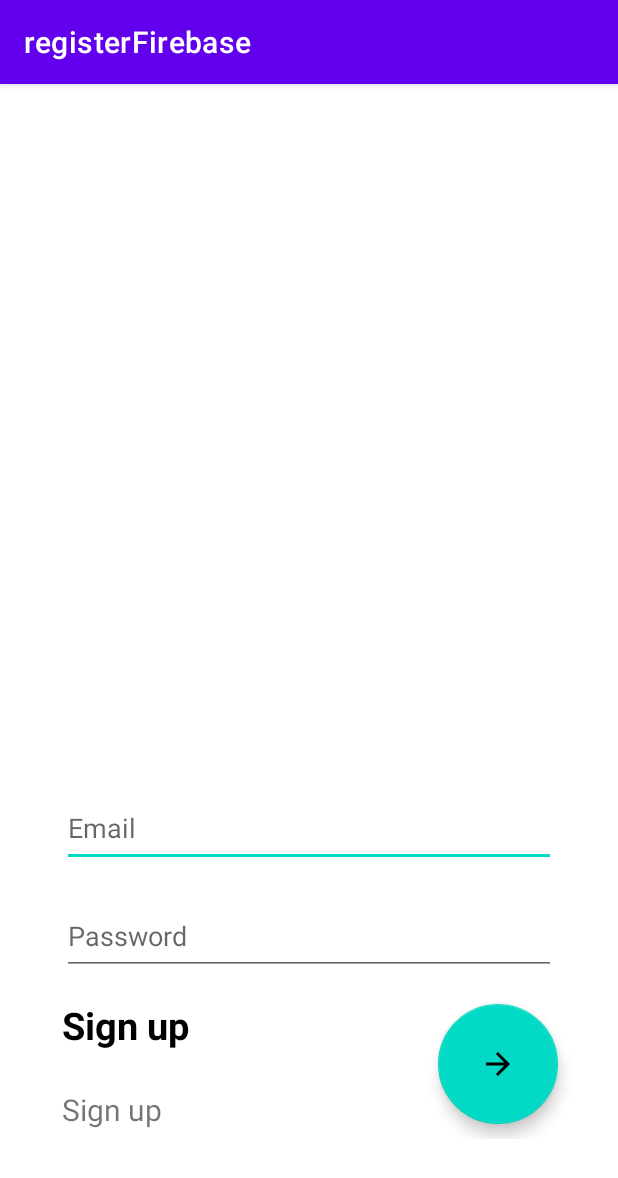
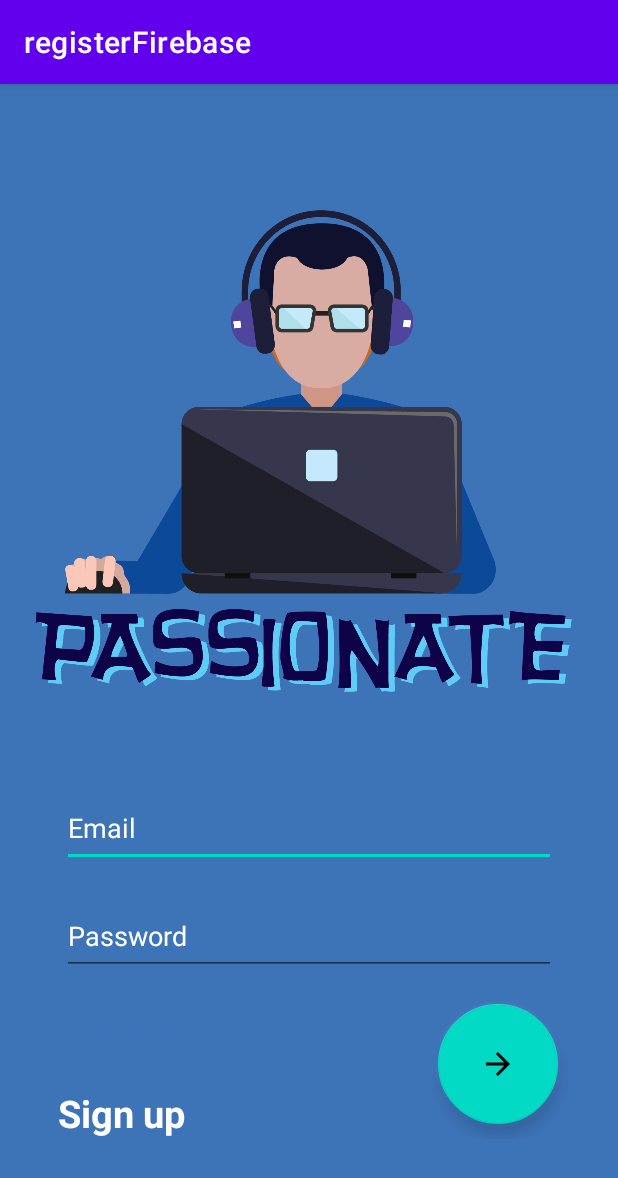
Before and after one commit to Shray-glitch/Hack36, an Android app: the screen it shows after launch (login), on a phone screen of 412 x 824 dp. Shown: the top 1178 px of the screen. Run offline under Robolectric (Android 15) with nearby library versions, the phone set to English and light mode, and no system bars; our stand-ins replace Firebase (no records; nobody signed in at launch, a user with empty details on screens opened directly).

Commit message:
All Done!!!

```diff
--- a/app/src/main/java/com/example/registerfirebase/MyWishlistFragment.java
+++ b/app/src/main/java/com/example/registerfirebase/MyWishlistFragment.java
@@ -85,7 +85,7 @@ public class MyWishlistFragment extends Fragment {
 //        wishlistModelList.add(new WishlistModel(R.drawable.dogs,"Cute Dogs!!","Rs.10000/-"));
 //        wishlistModelList.add(new WishlistModel(R.drawable.dogs,"Cute Dogs!!","Rs.10000/-"));
 
-        WishlistAdapter wishlistAdapter = new WishlistAdapter(wishlistModelList, true);
+        WishlistAdapter wishlistAdapter = new WishlistAdapter(wishlistModelList, true, getContext());
         wishlistRecyclerView.setAdapter(wishlistAdapter);
         wishlistAdapter.notifyDataSetChanged();
 
--- a/app/src/main/java/com/example/registerfirebase/ViewAllActivity.java
+++ b/app/src/main/java/com/example/registerfirebase/ViewAllActivity.java
@@ -79,13 +79,14 @@ public class ViewAllActivity extends AppCompatActivity {
                                             documentSnapshot.get("title_"+x).toString(),
                                             documentSnapshot.get("price_"+x).toString(),
                                             documentSnapshot.get("special_"+x).toString(),
-                                            documentSnapshot.get("experience_"+x).toString()
+                                            documentSnapshot.get("experience_"+x).toString(),
+                                            documentSnapshot.get("mail").toString()
 
                                     )
                             );
                         }
 
-                        WishlistAdapter adapter = new WishlistAdapter(wishlistModelList,false);
+                        WishlistAdapter adapter = new WishlistAdapter(wishlistModelList,false, ViewAllActivity.this);
                         recyclerView.setAdapter(adapter);
                         adapter.notifyDataSetChanged();
 
--- a/app/src/main/java/com/example/registerfirebase/WishlistAdapter.java
+++ b/app/src/main/java/com/example/registerfirebase/WishlistAdapter.java
@@ -44,6 +44,9 @@ public class WishlistAdapter extends RecyclerView.Adapter<WishlistAdapter.ViewHo
         String price = wishlistModelList.get(position).getProductPrice();
         String special = wishlistModelList.get(position).getSpeciality();
         String experience = wishlistModelList.get(position).getExperience();
+        String mailBtn = wishlistModelList.get(position).getMailBtn();
+
+
 
         viewHolder.setData(resource,title,price,special,experience);
 
--- a/app/src/main/java/com/example/registerfirebase/ui/home/HomeFragment.java
+++ b/app/src/main/java/com/example/registerfirebase/ui/home/HomeFragment.java
@@ -79,6 +79,7 @@ public class HomeFragment extends Fragment {
         Ml.setOnClickListener(new View.OnClickListener() {
             @Override
             public void onClick(View v) {
+                ViewAllActivity.code = "De5s5hpCl6JXukkr7S8Y";
                 Intent productDetailsIntent1 = new Intent(Ml.getContext(), ViewAllActivity.class);
                 Ml.getContext().startActivity(productDetailsIntent1);
             }
@@ -87,6 +88,7 @@ public class HomeFragment extends Fragment {
         Design.setOnClickListener(new View.OnClickListener() {
             @Override
             public void onClick(View v) {
+                ViewAllActivity.code = "5bYqYkr0LRHnAatAWPyt";
                 Intent productDetailsIntent1 = new Intent(Design.getContext(), ViewAllActivity.class);
                 Design.getContext().startActivity(productDetailsIntent1);
             }
--- a/app/src/main/res/layout/grid_product_layout.xml
+++ b/app/src/main/res/layout/grid_product_layout.xml
@@ -104,7 +104,7 @@
         android:layout_height="wrap_content"
         android:layout_marginTop="16dp"
         android:layout_marginBottom="16dp"
-        android:text="ML/AI/DATA SCIENCES"
+        android:text="VIDEOGRAPHY"
         app:layout_constraintBottom_toBottomOf="parent"
         app:layout_constraintEnd_toEndOf="@+id/ml"
         app:layout_constraintStart_toStartOf="@+id/ml"
--- a/app/src/main/res/layout/login_ui.xml
+++ b/app/src/main/res/layout/login_ui.xml
@@ -4,6 +4,7 @@
     xmlns:tools="http://schemas.android.com/tools"
     android:layout_width="match_parent"
     android:layout_height="match_parent"
+    android:background="#3D74B8"
     tools:context=".login">
 
     <EditText
@@ -12,6 +13,9 @@
         android:layout_height="52dp"
         android:ems="10"
         android:hint="Email"
+        android:textColor="#FFFFFF"
+        android:textColorHint="@color/white"
+        android:shadowColor="#0A1835"
         android:inputType="textEmailAddress"
         app:layout_constraintBottom_toBottomOf="parent"
         app:layout_constraintEnd_toEndOf="parent"
@@ -26,6 +30,9 @@
         android:layout_marginTop="20dp"
         android:ems="10"
         android:hint="Password"
+        android:textColorHint="@color/white"
+        android:shadowColor="#0A1835"
+        android:textColor="#FFFFFF"
         android:inputType="textPassword"
         app:layout_constraintBottom_toBottomOf="parent"
         app:layout_constraintEnd_toEndOf="parent"
@@ -50,7 +57,9 @@
         android:layout_width="wrap_content"
         android:layout_height="wrap_content"
         android:text="Sign up"
-        android:textSize="20sp"
+        android:textSize="25sp"
+        android:textStyle="bold"
+        android:textColor="#FFFFFF"
         app:layout_constraintBottom_toBottomOf="parent"
         app:layout_constraintEnd_toEndOf="parent"
         app:layout_constraintHorizontal_bias="0.119"
@@ -65,7 +74,9 @@
         android:text="Sign up"
         android:textSize="25sp"
         android:textStyle="bold"
-        android:textColor="#000000"
+
+
+        android:textColor="#3D74B8"
         app:layout_constraintBottom_toBottomOf="parent"
         app:layout_constraintEnd_toEndOf="parent"
         app:layout_constraintHorizontal_bias="0.138"
@@ -75,6 +86,7 @@
         app:layout_constraintVertical_bias="0.121" />
 
     <RelativeLayout
+        android:id="@+id/relativeLayout2"
         android:layout_width="match_parent"
         android:layout_height="wrap_content"
         app:layout_constraintBottom_toBottomOf="parent"
@@ -94,8 +106,22 @@
             android:layout_marginTop="20dp"
             android:layout_marginEnd="40dp"
             android:layout_marginRight="40dp"
+            android:outlineAmbientShadowColor="@color/white"
+            android:outlineSpotShadowColor="#0A1835"
             app:fabCustomSize="80dp"
-            app:srcCompat="@drawable/ic_arrow"/>
+            app:rippleColor="@color/white"
+            app:srcCompat="@drawable/ic_arrow" />
 
     </RelativeLayout>
+
+    <ImageView
+        android:id="@+id/imageView10"
+        android:layout_width="wrap_content"
+        android:layout_height="wrap_content"
+        android:layout_marginBottom="120dp"
+        app:layout_constraintBottom_toBottomOf="parent"
+        app:layout_constraintEnd_toEndOf="parent"
+        app:layout_constraintStart_toStartOf="parent"
+        app:srcCompat="@drawable/applogo" />
+
 </androidx.constraintlayout.widget.ConstraintLayout>
```
Also changed, not shown: app/src/main/java/com/example/registerfirebase/HomeActivity.java (+8 -8 lines), app/src/main/res/layout/activity_login.xml (+7 -0 lines), app/src/main/res/layout/activity_register.xml (+27 -1 lines), app/src/main/res/layout/activity_view_all.xml (+10 -2 lines), app/src/main/res/layout/content_main.xml (+1 -11 lines), app/src/main/res/layout/wishlist_item_layout.xml (+25 -9 lines), app/src/main/res/drawable-v21/applogo.png (added), app/src/main/res/drawable-v24/applogo.png (added), app/src/main/res/drawable/applogo.png (added).
